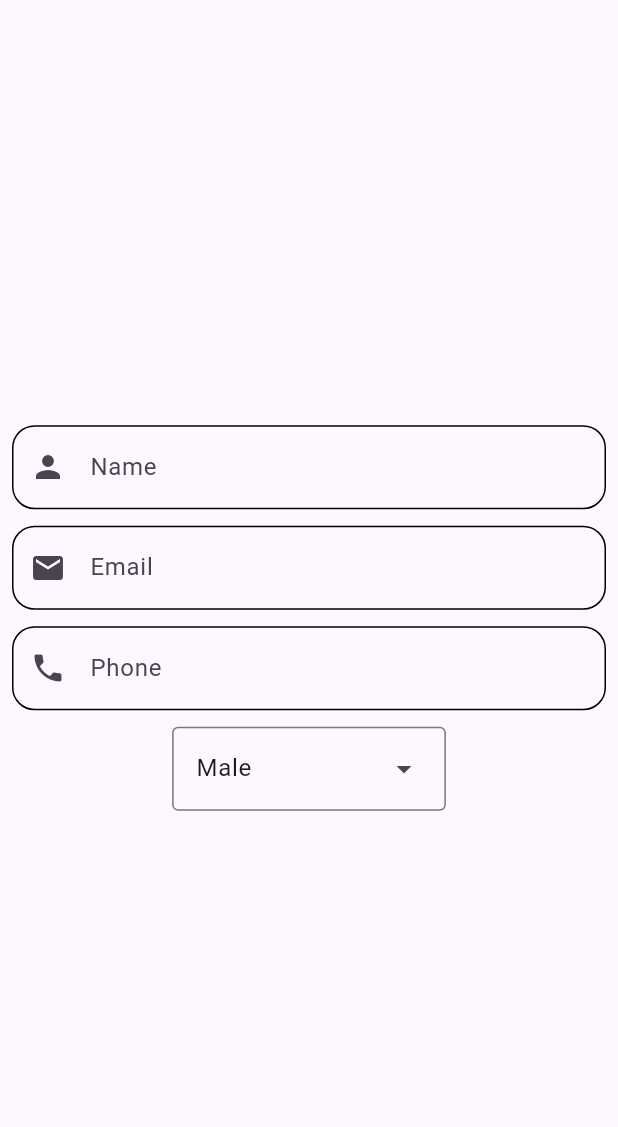
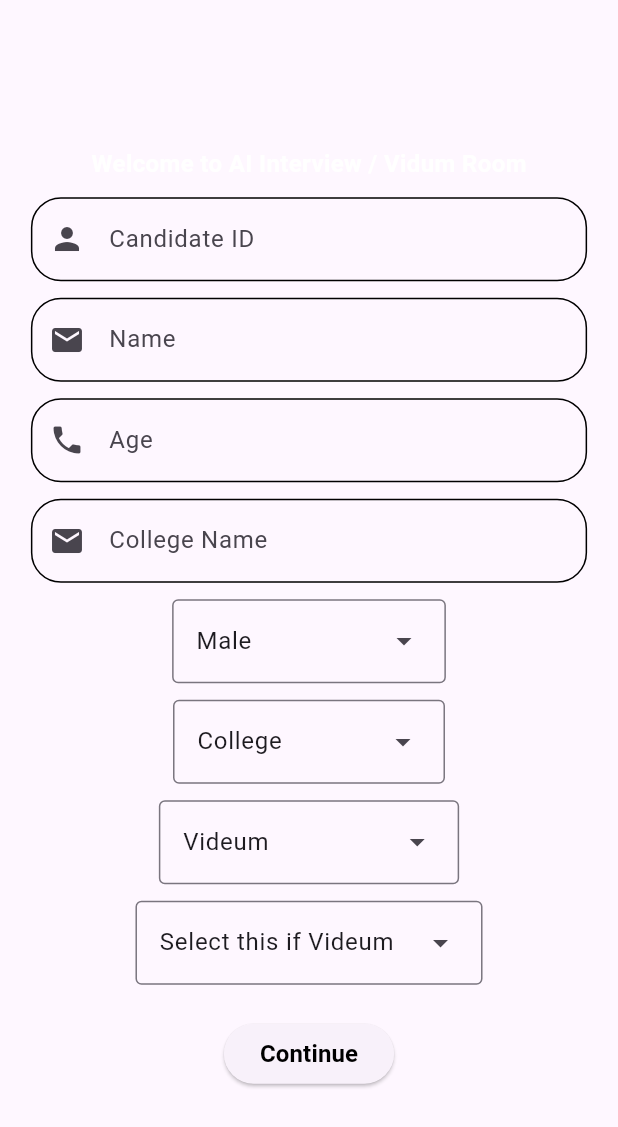
Before and after one commit to Krishna-siddamsetti73/ai_chat_room_cjn, a Flutter app: the SignUpPage screen opened directly, on a phone screen of 412 x 824 dp. Shown: the top 1127 px of the screen. Run offline on Flutter 3.47's test engine with Material 3 defaults, Android fonts, the phone set to English and light mode, and no system bars; our stand-ins replace bloc, flutter_bloc, image_picker, lottie.

Commit message:
optimized ui

```diff
--- /dev/null
+++ b/lib/app_repository/app_repository.dart
@@ -0,0 +1,12 @@
+import 'package:ai_chat_room/data/remote/api_helper.dart';
+import 'package:ai_chat_room/data/remote/urls.dart';
+
+class AppRepository {
+  ApiHelper apiHelper;
+  AppRepository({required this.apiHelper});
+
+  Future<dynamic> loginUser({required Map<String, dynamic> bodyParams}) async {
+    return await apiHelper.getApi(url: AppUrls.BASE_URL_DEV,bodyParams: bodyParams);
+  }
+
+}
--- /dev/null
+++ b/lib/bloc/login_bloc/login_event.dart
@@ -0,0 +1,6 @@
+abstract class LoginUserEvent{}
+
+class LoginUser extends LoginUserEvent{
+  Map<String,dynamic> mParams;
+  LoginUser({required this.mParams});
+}
--- a/lib/data/remote/api_helper.dart
+++ b/lib/data/remote/api_helper.dart
@@ -8,6 +8,7 @@ class ApiHelper {
     required String url,
     bool isHeaderRequired = true,
     Map<String, String>? headers,
+    Map<String, dynamic>? bodyParams,
   }) async {
     var uri = Uri.parse(url);
 
--- a/lib/on_boarding/sign_up_page.dart
+++ b/lib/on_boarding/sign_up_page.dart
@@ -1,3 +1,4 @@
+import 'package:ai_chat_room/screens/home_page.dart';
 import 'package:ai_chat_room/ui_helper/ui_helper.dart';
 import 'package:flutter/material.dart';
 
@@ -10,14 +11,22 @@ class SignUpPage extends StatelessWidget {
     return Scaffold(
       body: Padding(
         padding: const EdgeInsets.all(8.0),
+        child: Center(
+          child: Container(
+            height: MediaQuery.of(context).size.height*0.9,
+            width: MediaQuery.of(context).size.width*0.9,
             child: Column(
               mainAxisAlignment: MainAxisAlignment.center,
               children: [
-            textField(icon: Icon(Icons.person),label: "Name", name: "Name", controller: nameController),
+                Text("Welcome to AI Interview / Vidum Room",style: TextStyle(color: Colors.white,fontSize: 16,fontWeight: FontWeight.bold),),
                 sizedBoxHeight(),
-            textField(icon: Icon(Icons.mail),label: "Email", name: "Email", controller: nameController),
+                textField(icon: Icon(Icons.person),label: "Candidate ID", hintText: "Enter your Candidate ID", controller: nameController),
                 sizedBoxHeight(),
-            textField(icon: Icon(Icons.phone),label: "Phone", name: "Phone", controller: nameController),
+                textField(icon: Icon(Icons.mail),label: "Name", hintText: "Enter your Name", controller: nameController),
+                sizedBoxHeight(),
+                textField(icon: Icon(Icons.phone),label: "Age", hintText: "Enter your Age", controller: nameController),
+                sizedBoxHeight(),
+                textField(icon: Icon(Icons.mail),label: "College Name", hintText: "Enter your College Name", controller: nameController),
                 sizedBoxHeight(),
                 DropdownMenu(
                     dropdownMenuEntries:[
@@ -32,10 +41,38 @@ class SignUpPage extends StatelessWidget {
                         value: null,
                       ),
                     ]
-            )
-          ],
+                ),
+                sizedBoxHeight(),
+                DropdownMenu(dropdownMenuEntries:[
+                  DropdownMenuEntry(value: null, label: "College"),
+                  DropdownMenuEntry(value: null, label: "School"),
+                  DropdownMenuEntry(value: null, label: "Office"),
+                  DropdownMenuEntry(value: null, label: "Organisation"),
+                ]),
+                sizedBoxHeight(),
+                DropdownMenu(dropdownMenuEntries:[
+                  DropdownMenuEntry(value: null, label: "Videum"),
+                  DropdownMenuEntry(value: null, label: "Job Description"),
+                  DropdownMenuEntry(value: null, label: "Ai Interview"),
+              ],),
+                sizedBoxHeight(),
+                DropdownMenu(dropdownMenuEntries:[
+                  DropdownMenuEntry(value: null, label: "Select this if Videum"),
+                  DropdownMenuEntry(value: null, label: "AIML"),
+                  DropdownMenuEntry(value: null, label: "Java Developer"),
+                  DropdownMenuEntry(value: null, label: "Data Sciene"),
+            ],),
+                sizedBoxHeight(
+                  mHeight: 22
+                ),
+                ElevatedButton(onPressed: (){
+                  Navigator.push(context, MaterialPageRoute(builder: (context)=>HomePage()));
+                }, child: Text("Continue",style: TextStyle(color: Colors.black,fontSize: 16,fontWeight: FontWeight.bold),),)
+            ]
           ),
         ),
+      ),
+      )
     );
   }
 }
--- a/lib/ui_helper/ui_helper.dart
+++ b/lib/ui_helper/ui_helper.dart
@@ -1,18 +1,18 @@
 import 'package:flutter/material.dart';
 
-TextField textField({required var label,required var name,dynamic controller,Icon? icon}){
+TextField textField({required var label,required String hintText,dynamic controller,Icon? icon}){
   return TextField(
     controller: controller,
     decoration: InputDecoration(
       prefixIcon: icon,
       border: OutlineInputBorder(),
       labelText: label,
-      hintText: name,
+      hintText: hintText,
       focusedBorder: OutlineInputBorder(
-        borderRadius: BorderRadius.circular(15),
+        borderRadius: BorderRadius.circular(20),
       ),
       enabledBorder: OutlineInputBorder(
-        borderRadius: BorderRadius.circular(15),
+        borderRadius: BorderRadius.circular(20),
       ),
     ),
   );
--- a/pubspec.yaml
+++ b/pubspec.yaml
@@ -39,6 +39,8 @@ dependencies:
   image_picker: ^1.1.2
   permission_handler: ^11.0.1
   http: ^1.3.0
+  bloc: ^9.0.0
+  flutter_bloc: ^9.1.0
 
 dev_dependencies:
   flutter_test:
```
Also changed, not shown: lib/bloc/login_bloc/login_bloc.dart (added, +29 -0 lines), lib/bloc/login_bloc/login_state.dart (added, +13 -0 lines), lib/main.dart (+7 -2 lines), lib/on_boarding/login_page.dart (+28 -6 lines), pubspec.lock. Lines whose indentation alone changed are shown as unchanged.
